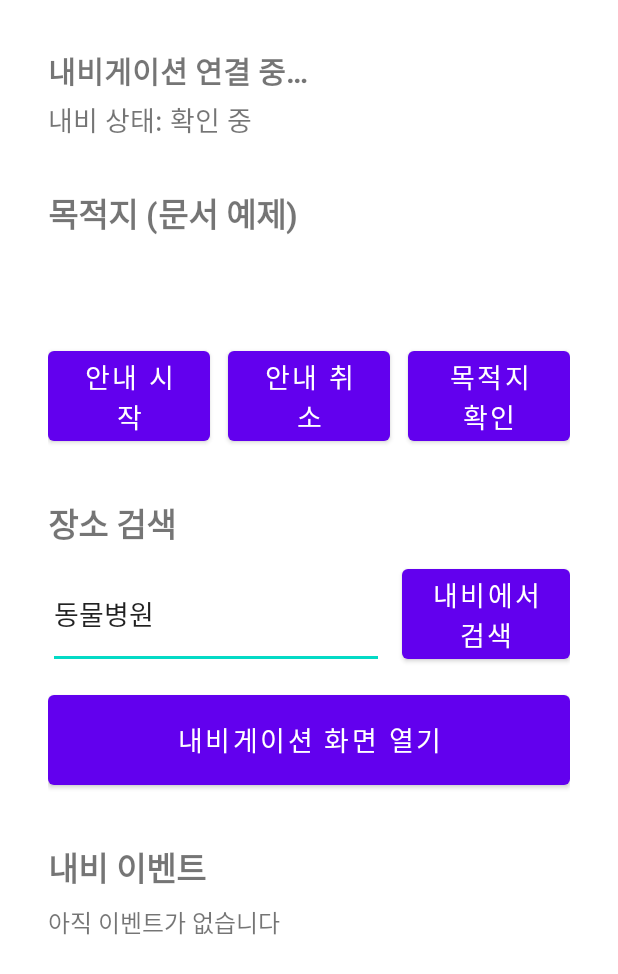
After one commit to DaengQ/DaengQ, an Android app: the layout activity_main.xml on its own in the app's theme, with its tools: preview values and no code run, on a phone screen of 412 x 824 dp. The commit adds this screen. Shown: the top 974 px of the screen. Run offline under Robolectric (Android 15) with nearby library versions, the phone set to English and light mode, and no system bars.

Commit message:
Add in-app navigation controls with NaviHelper SDK
Connect to Pleos Navi Service through NaviHelper and let the main
screen start/cancel a route, check the destination, search places,
and open the navigation screen, showing navigation events in-app.

```diff
--- /dev/null
+++ b/app/src/main/res/layout/activity_main.xml
@@ -0,0 +1,143 @@
+<?xml version="1.0" encoding="utf-8"?>
+<ScrollView xmlns:android="http://schemas.android.com/apk/res/android"
+    android:layout_width="match_parent"
+    android:layout_height="match_parent"
+    android:fillViewport="true">
+
+    <LinearLayout
+        android:layout_width="match_parent"
+        android:layout_height="wrap_content"
+        android:orientation="vertical"
+        android:padding="32dp">
+
+        <TextView
+            android:id="@+id/connectionStatus"
+            android:layout_width="match_parent"
+            android:layout_height="wrap_content"
+            android:text="@string/status_connecting"
+            android:textSize="20sp"
+            android:textStyle="bold" />
+
+        <TextView
+            android:id="@+id/navigationStatus"
+            android:layout_width="match_parent"
+            android:layout_height="wrap_content"
+            android:layout_marginTop="4dp"
+            android:text="@string/navi_status_unknown"
+            android:textSize="18sp" />
+
+        <TextView
+            android:layout_width="match_parent"
+            android:layout_height="wrap_content"
+            android:layout_marginTop="32dp"
+            android:text="@string/section_destination"
+            android:textSize="22sp"
+            android:textStyle="bold" />
+
+        <TextView
+            android:id="@+id/destinationName"
+            android:layout_width="match_parent"
+            android:layout_height="wrap_content"
+            android:layout_marginTop="8dp"
+            android:textSize="20sp" />
+
+        <TextView
+            android:id="@+id/destinationAddress"
+            android:layout_width="match_parent"
+            android:layout_height="wrap_content"
+            android:textSize="16sp" />
+
+        <LinearLayout
+            android:layout_width="match_parent"
+            android:layout_height="wrap_content"
+            android:layout_marginTop="12dp"
+            android:orientation="horizontal">
+
+            <Button
+                android:id="@+id/startRouteButton"
+                android:layout_width="0dp"
+                android:layout_height="72dp"
+                android:layout_weight="1"
+                android:text="@string/action_start_route"
+                android:textSize="18sp" />
+
+            <Button
+                android:id="@+id/cancelRouteButton"
+                android:layout_width="0dp"
+                android:layout_height="72dp"
+                android:layout_marginStart="12dp"
+                android:layout_weight="1"
+                android:text="@string/action_cancel_route"
+                android:textSize="18sp" />
+
+            <Button
+                android:id="@+id/destinationInfoButton"
+                android:layout_width="0dp"
+                android:layout_height="72dp"
+                android:layout_marginStart="12dp"
+                android:layout_weight="1"
+                android:text="@string/action_destination_info"
+                android:textSize="18sp" />
+        </LinearLayout>
+
+        <TextView
+            android:layout_width="match_parent"
+            android:layout_height="wrap_content"
+            android:layout_marginTop="32dp"
+            android:text="@string/section_search"
+            android:textSize="22sp"
+            android:textStyle="bold" />
+
+        <LinearLayout
+            android:layout_width="match_parent"
+            android:layout_height="wrap_content"
+            android:layout_marginTop="8dp"
+            android:orientation="horizontal">
+
+            <EditText
+                android:id="@+id/searchKeyword"
+                android:layout_width="0dp"
+                android:layout_height="72dp"
+                android:layout_weight="2"
+                android:hint="@string/search_hint"
+                android:imeOptions="actionSearch"
+                android:importantForAutofill="no"
+                android:inputType="text"
+                android:text="@string/search_default_keyword"
+                android:textSize="18sp" />
+
+            <Button
+                android:id="@+id/searchButton"
+                android:layout_width="0dp"
+                android:layout_height="72dp"
+                android:layout_marginStart="12dp"
+                android:layout_weight="1"
+                android:text="@string/action_search"
+                android:textSize="18sp" />
+        </LinearLayout>
+
+        <Button
+            android:id="@+id/showNavigationButton"
+            android:layout_width="match_parent"
+            android:layout_height="72dp"
+            android:layout_marginTop="12dp"
+            android:text="@string/action_show_navigation"
+            android:textSize="18sp" />
+
+        <TextView
+            android:layout_width="match_parent"
+            android:layout_height="wrap_content"
+            android:layout_marginTop="32dp"
+            android:text="@string/section_events"
+            android:textSize="22sp"
+            android:textStyle="bold" />
+
+        <TextView
+            android:id="@+id/eventLog"
+            android:layout_width="match_parent"
+            android:layout_height="wrap_content"
+            android:layout_marginTop="8dp"
+            android:text="@string/event_log_empty"
+            android:textSize="16sp" />
+    </LinearLayout>
+</ScrollView>
--- a/app/src/main/res/values/strings.xml
+++ b/app/src/main/res/values/strings.xml
@@ -1,3 +1,28 @@
 <resources>
     <string name="app_name">Pawgo</string>
+
+    <string name="status_connecting">내비게이션 연결 중…</string>
+    <string name="status_connected">내비게이션 연결됨</string>
+    <string name="status_failed">내비게이션 연결 실패: %1$s</string>
+
+    <string name="navi_status_unknown">내비 상태: 확인 중</string>
+    <string name="navi_status_inactive">내비 상태: 꺼짐</string>
+    <string name="navi_status_initializing">내비 상태: 준비 중</string>
+    <string name="navi_status_free_drive">내비 상태: 일반 주행</string>
+    <string name="navi_status_route_drive">내비 상태: 경로 안내 중</string>
+
+    <string name="section_destination">목적지 (문서 예제)</string>
+    <string name="action_start_route">안내 시작</string>
+    <string name="action_cancel_route">안내 취소</string>
+    <string name="action_destination_info">목적지 확인</string>
+
+    <string name="section_search">장소 검색</string>
+    <string name="search_hint">검색어</string>
+    <string name="search_default_keyword">동물병원</string>
+    <string name="action_search">내비에서 검색</string>
+    <string name="action_show_navigation">내비게이션 화면 열기</string>
+
+    <string name="section_events">내비 이벤트</string>
+    <string name="event_log_empty">아직 이벤트가 없습니다</string>
+    <string name="toast_empty_keyword">검색어를 입력하세요</string>
 </resources>
```
Also changed, not shown: app/src/main/java/com/example/pawgo/MainActivity.kt (+103 -12 lines), app/src/main/java/com/example/pawgo/NaviManager.kt (+178 -1 lines).
